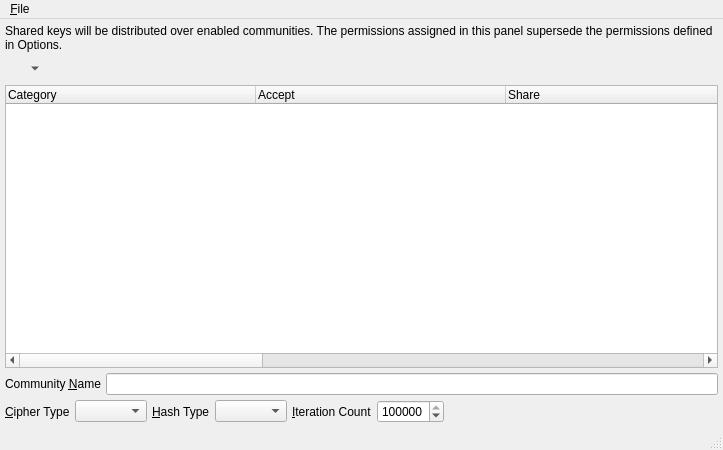
Qt form branches/trunk/GoldBug-UI/spot-on-echo-key-share.ui (textbrowser/spot-on) before a commit.
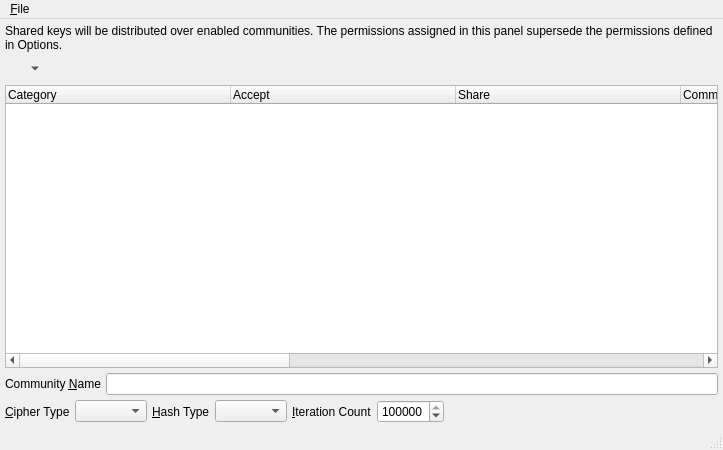
The same form after that commit. Icons and pictures are not drawn.

Diff of the .ui file:
```diff
--- a/branches/trunk/GoldBug-UI/spot-on-echo-key-share.ui
+++ b/branches/trunk/GoldBug-UI/spot-on-echo-key-share.ui
@@ -98,8 +98,11 @@
       <property name="animated">
        <bool>true</bool>
       </property>
+      <attribute name="headerMinimumSectionSize">
+       <number>150</number>
+      </attribute>
       <attribute name="headerDefaultSectionSize">
-       <number>250</number>
+       <number>225</number>
       </attribute>
       <column>
        <property name="text">
```
Left out of the diff: 2 changed lines with no effect on the pictures.
